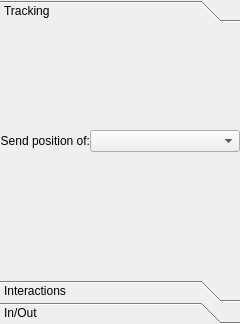
This is ui/tab_serialUi.ui in wonkoderverstaendige/Spotter as Qt 5 draws it before an edit. The edited form follows.
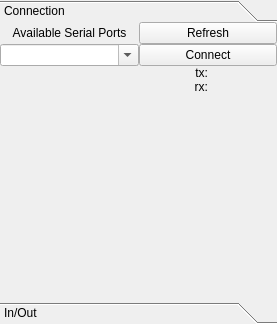
This is the edited form.

Commit message:
Serial Comminucation established.
Sendind data to the arduino seems to work so far, but after a few seconds transmission grinds to a halt, probably an issue with the forced 1ms delay in the arduino serial receive code.

The edit to the form file:
```diff
--- a/ui/tab_serialUi.ui
+++ b/ui/tab_serialUi.ui
@@ -6,7 +6,7 @@
    <rect>
     <x>0</x>
     <y>0</y>
-    <width>240</width>
+    <width>277</width>
     <height>324</height>
    </rect>
   </property>
@@ -47,12 +47,12 @@
          <rect>
           <x>0</x>
           <y>0</y>
-          <width>238</width>
-          <height>259</height>
+          <width>275</width>
+          <height>272</height>
          </rect>
         </property>
         <attribute name="label">
-         <string>Tracking</string>
+         <string>Connection</string>
         </attribute>
         <layout class="QGridLayout" name="gridLayout_6">
          <property name="margin">
@@ -61,53 +61,137 @@
          <property name="spacing">
           <number>0</number>
          </property>
-         <item row="0" column="2">
-          <widget class="QComboBox" name="comboBox"/>
-         </item>
-         <item row="1" column="2">
-          <spacer name="horizontalSpacer_2">
-           <property name="orientation">
-            <enum>Qt::Horizontal</enum>
+         <item row="3" column="1">
+          <layout class="QGridLayout" name="gridLayout_3">
+           <property name="leftMargin">
+            <number>0</number>
            </property>
-           <property name="sizeHint" stdset="0">
-            <size>
-             <width>40</width>
-             <height>20</height>
-            </size>
+           <property name="spacing">
+            <number>0</number>
            </property>
-          </spacer>
+           <item row="4" column="1">
+            <spacer name="verticalSpacer">
+             <property name="orientation">
+              <enum>Qt::Vertical</enum>
+             </property>
+             <property name="sizeHint" stdset="0">
+              <size>
+               <width>20</width>
+               <height>40</height>
+              </size>
+             </property>
+            </spacer>
+           </item>
+           <item row="3" column="1">
+            <layout class="QVBoxLayout" name="verticalLayout_2">
+             <item>
+              <widget class="QLabel" name="lbl_serial_port">
+               <property name="text">
+                <string>Available Serial Ports</string>
+               </property>
+               <property name="alignment">
+                <set>Qt::AlignCenter</set>
+               </property>
+              </widget>
+             </item>
+             <item>
+              <widget class="QComboBox" name="combo_serialports">
+               <property name="editable">
+                <bool>true</bool>
+               </property>
+               <property name="insertPolicy">
+                <enum>QComboBox::InsertAtTop</enum>
+               </property>
+              </widget>
+             </item>
+            </layout>
+           </item>
+           <item row="3" column="2">
+            <layout class="QVBoxLayout" name="verticalLayout">
+             <item>
+              <widget class="QPushButton" name="btn_serial_refresh">
+               <property name="text">
+                <string>Refresh</string>
+               </property>
+              </widget>
+             </item>
+             <item>
+              <widget class="QPushButton" name="btn_serial_connect">
+               <property name="text">
+                <string>Connect</string>
+               </property>
+               <property name="checkable">
+                <bool>false</bool>
+               </property>
+              </widget>
+             </item>
+            </layout>
+           </item>
+           <item row="4" column="2">
+            <layout class="QGridLayout" name="gridLayout_4">
+             <item row="1" column="1">
+              <widget class="QLabel" name="lbl_rx">
+               <property name="sizePolicy">
+                <sizepolicy hsizetype="Minimum" vsizetype="Preferred">
+                 <horstretch>0</horstretch>
+                 <verstretch>0</verstretch>
+                </sizepolicy>
+               </property>
+               <property name="text">
+                <string>rx:</string>
+               </property>
+               <property name="alignment">
+                <set>Qt::AlignRight|Qt::AlignTrailing|Qt::AlignVCenter</set>
+               </property>
+              </widget>
+             </item>
+             <item row="0" column="1">
+              <widget class="QLabel" name="lbl_tx">
+               <property name="sizePolicy">
+                <sizepolicy hsizetype="Minimum" vsizetype="Preferred">
+                 <horstretch>0</horstretch>
+                 <verstretch>0</verstretch>
+                </sizepolicy>
+               </property>
+               <property name="text">
+                <string>tx:</string>
+               </property>
+               <property name="alignment">
+                <set>Qt::AlignRight|Qt::AlignTrailing|Qt::AlignVCenter</set>
+               </property>
+              </widget>
+             </item>
+             <item row="0" column="2">
+              <widget class="QLabel" name="lbl_bytes_sent">
+               <property name="text">
+                <string/>
+               </property>
+              </widget>
+             </item>
+             <item row="1" column="2">
+              <widget class="QLabel" name="lbl_bytes_received">
+               <property name="text">
+                <string/>
+               </property>
+              </widget>
+             </item>
+             <item row="2" column="1">
+              <spacer name="verticalSpacer_2">
+               <property name="orientation">
+                <enum>Qt::Vertical</enum>
+               </property>
+               <property name="sizeHint" stdset="0">
+                <size>
+                 <width>20</width>
+                 <height>40</height>
+                </size>
+               </property>
+              </spacer>
+             </item>
+            </layout>
+           </item>
+          </layout>
          </item>
-         <item row="0" column="0">
-          <widget class="QLabel" name="label">
-           <property name="text">
-            <string>Send position of:</string>
-           </property>
-           <property name="alignment">
-            <set>Qt::AlignRight|Qt::AlignTrailing|Qt::AlignVCenter</set>
-           </property>
-          </widget>
-         </item>
-        </layout>
-       </widget>
-       <widget class="QWidget" name="page_objects_restriction">
-        <property name="geometry">
-         <rect>
-          <x>0</x>
-          <y>0</y>
-          <width>238</width>
-          <height>259</height>
-         </rect>
-        </property>
-        <attribute name="label">
-         <string>Interactions</string>
-        </attribute>
-        <layout class="QGridLayout" name="gridLayout_8">
-         <property name="margin">
-          <number>0</number>
-         </property>
-         <property name="spacing">
-          <number>0</number>
-         </property>
         </layout>
        </widget>
        <widget class="QWidget" name="page_objects_IO">
```
Left out of the diff: 10 changed lines with no effect on the pictures. The commit also changes 22 other files.
